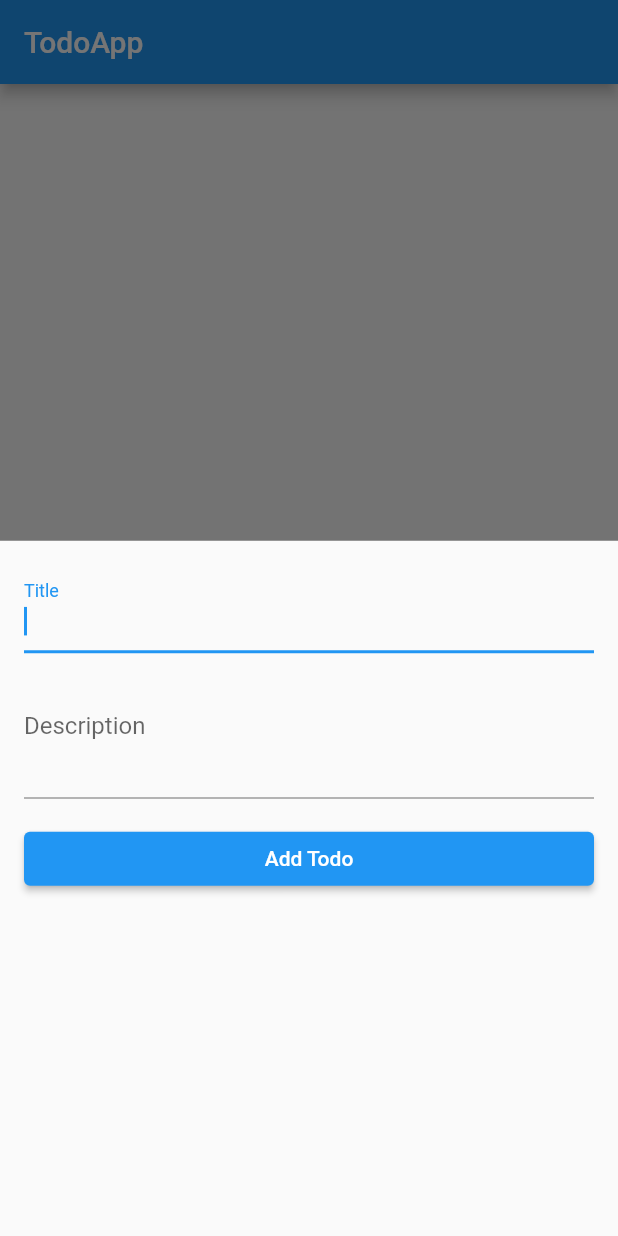
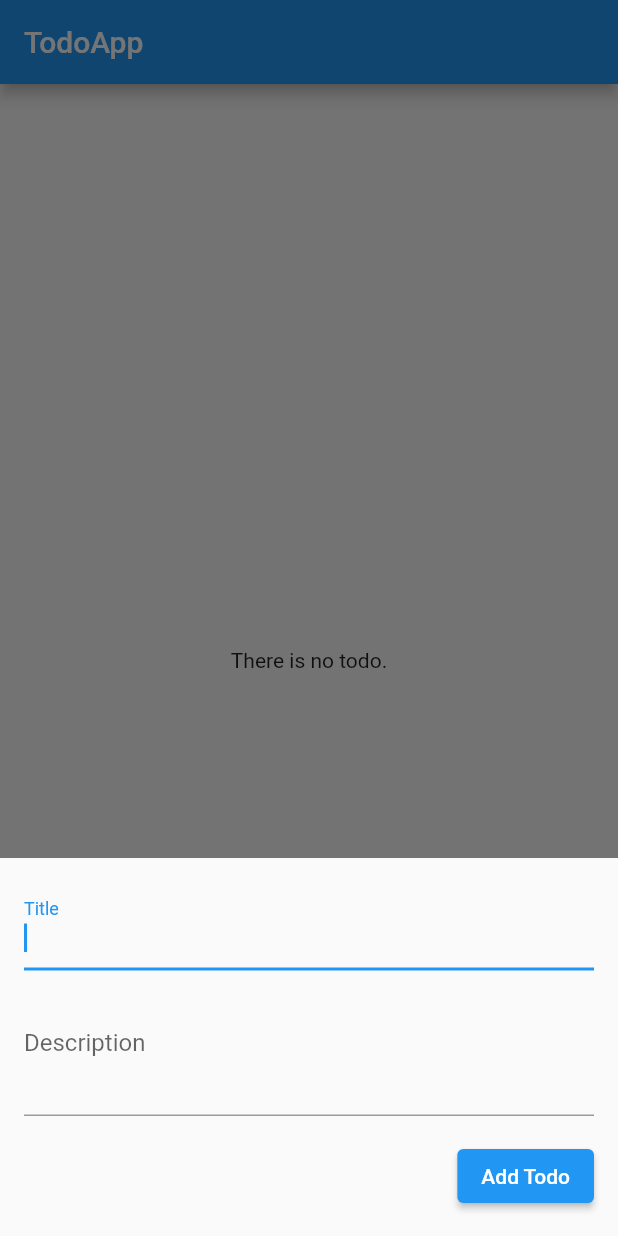
Before and after one commit to muazamhussain7/todo-app, a Flutter app: the screen it shows after launch, after a tap on the "add" icon, on a phone screen of 412 x 824 dp. Run offline on Flutter 3.47's test engine with Material 2 defaults, Android fonts, the phone set to English and light mode, and no system bars.

Commit message:
Added two new files body.dart and single_todo.dart. Also added provider changeNotifier in main file for state management. Also added a function in todos.dart file for inserting new todo in list of todos objects. These are some main changes in this commit.

```diff
--- /dev/null
+++ b/lib/body.dart
@@ -0,0 +1,20 @@
+import 'package:flutter/material.dart';
+import 'package:provider/provider.dart';
+
+import 'single_todo.dart';
+import 'todos.dart';
+
+class Body extends StatelessWidget {
+  @override
+  Widget build(BuildContext context) {
+    final todoObj = Provider.of<Todos>(context);
+    return todoObj.todos.length == 0
+        ? Center(
+            child: Text("There is no todo."),
+          )
+        : ListView.builder(
+            itemCount: todoObj.todos.length,
+            itemBuilder: (context, index) => SingleTodo(todoObj.todos[index]),
+          );
+  }
+}
--- a/lib/main.dart
+++ b/lib/main.dart
@@ -1,5 +1,7 @@
 import 'package:flutter/material.dart';
+import 'package:provider/provider.dart';
 
+import 'todos.dart';
 import 'todo_screen.dart';
 
 void main() {
@@ -9,12 +11,16 @@ void main() {
 class MyApp extends StatelessWidget {
   @override
   Widget build(BuildContext context) {
-    return MaterialApp(
-      title: 'Todo App',
-      theme: ThemeData(
-        primarySwatch: Colors.blue,
+    return ChangeNotifierProvider(
+      create: (context) => Todos(),
+      child: MaterialApp(
+        debugShowCheckedModeBanner: false,
+        title: 'Todo App',
+        theme: ThemeData(
+          primarySwatch: Colors.blue,
+        ),
+        home: TodoScreen(),
       ),
-      home: TodoScreen(),
     );
   }
 }
--- a/lib/new_todo.dart
+++ b/lib/new_todo.dart
@@ -1,4 +1,7 @@
 import 'package:flutter/material.dart';
+import 'package:provider/provider.dart';
+
+import 'todos.dart';
 
 class NewTodo extends StatefulWidget {
   @override
@@ -10,23 +13,26 @@ class _NewTodoState extends State<NewTodo> {
     'title': '',
     'description': '',
   };
-
   final _formKey = GlobalKey<FormState>();
+  // Todos todoObj;
 
   @override
   Widget build(BuildContext context) {
     void _addNewTodo() {
       if (_formKey.currentState.validate()) {
         _formKey.currentState.save();
-        print(_todoData);
+        Provider.of<Todos>(context, listen: false).addTodo(_todoData);
+        Navigator.of(context).pop();
       }
     }
 
-    return Padding(
+    return SingleChildScrollView(
+      child: Padding(
         padding: const EdgeInsets.all(16.0),
         child: Form(
           key: _formKey,
-        child: ListView(
+          child: Column(
+            crossAxisAlignment: CrossAxisAlignment.end,
             children: [
               TextFormField(
                 autofocus: true,
@@ -60,6 +66,7 @@ class _NewTodoState extends State<NewTodo> {
             ],
           ),
         ),
+      ),
     );
   }
 }
--- a/lib/todo_screen.dart
+++ b/lib/todo_screen.dart
@@ -1,5 +1,6 @@
 import 'package:flutter/material.dart';
 
+import 'body.dart';
 import 'new_todo.dart';
 
 class TodoScreen extends StatelessWidget {
@@ -9,7 +10,7 @@ class TodoScreen extends StatelessWidget {
       appBar: AppBar(
         title: Text("TodoApp"),
       ),
-      body: Center(),
+      body: Body(),
       floatingActionButton: FloatingActionButton(
         onPressed: () => showModalBottomSheet(
           context: context,
--- a/lib/todos.dart
+++ b/lib/todos.dart
@@ -11,5 +11,20 @@ class Todos with ChangeNotifier {
     this.description,
   });
 
+  List<Todos> _todos = [];
 
+  List<Todos> get todos {
+    return [..._todos];
+  }
+
+  void addTodo(Map<String, String> todo) {
+    print(todo);
+    final newTodo = Todos(
+      id: DateTime.now().toString(),
+      title: todo['title'],
+      description: todo['description'],
+    );
+    _todos.insert(0, newTodo);
+    notifyListeners();
+  }
 }
--- a/pubspec.yaml
+++ b/pubspec.yaml
@@ -24,7 +24,6 @@ dependencies:
   flutter:
     sdk: flutter
   provider: ^5.0.0
-
 
   # The following adds the Cupertino Icons font to your application.
   # Use with the CupertinoIcons class for iOS style icons.
```
Also changed, not shown: lib/single_todo.dart (added, +33 -0 lines). Lines whose indentation alone changed are shown as unchanged.
